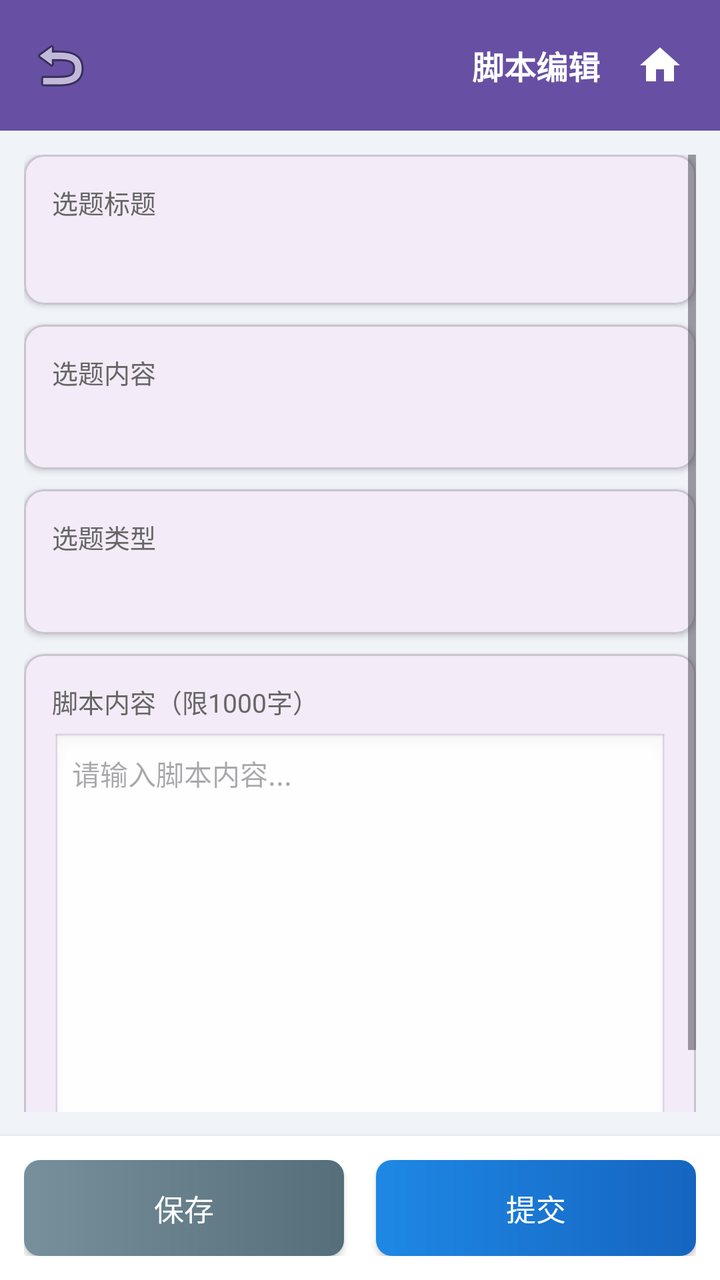
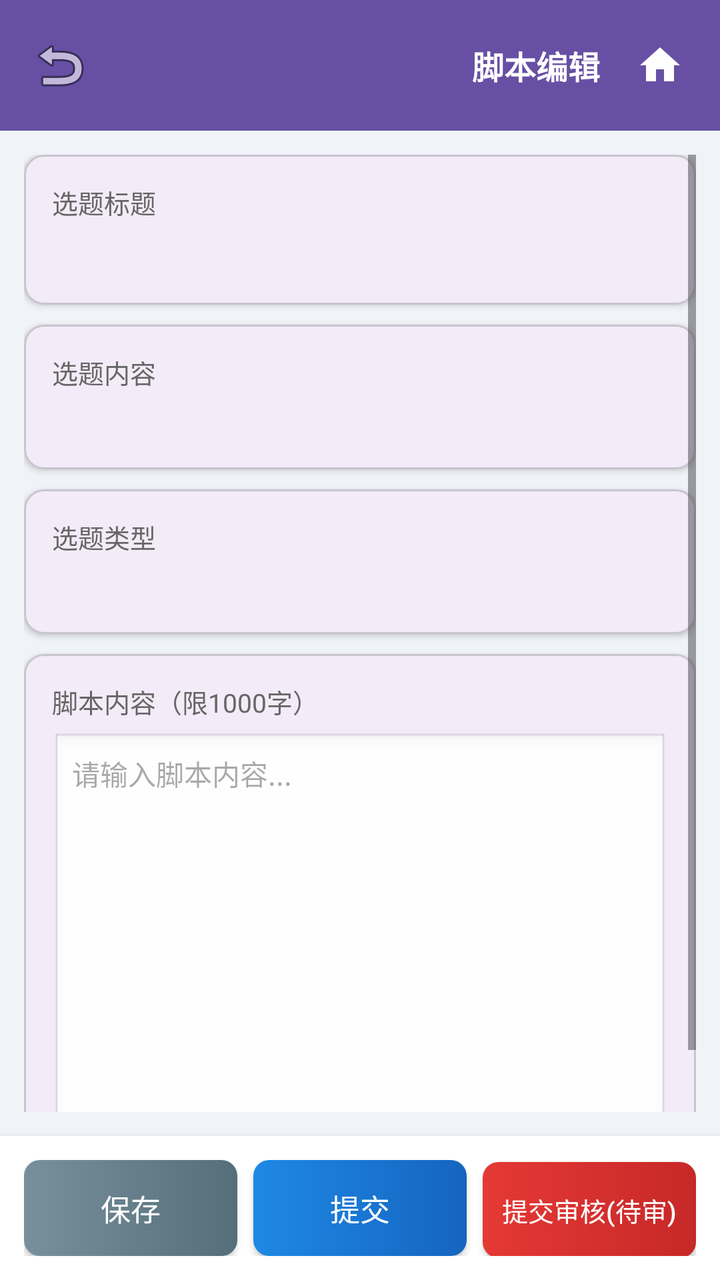

Screens rendered from an Android XML layout before and after an edit, with the pre-edit source and the edit as a unified diff.
<!-- AndroidManifest.xml: application theme Theme.TaxGroup -->
<!-- res/layout/activity_script_detail.xml -->
<?xml version="1.0" encoding="utf-8"?>
<LinearLayout xmlns:android="http://schemas.android.com/apk/res/android"
    xmlns:app="http://schemas.android.com/apk/res-auto"
    android:id="@+id/script_detail_root"
    android:layout_width="match_parent"
    android:layout_height="match_parent"
    android:orientation="vertical"
    android:background="#F0F4F8">

    
    <LinearLayout
        android:layout_width="match_parent"
        android:layout_height="wrap_content"
        android:orientation="horizontal"
        android:background="?attr/colorPrimary"
        android:padding="12dp"
        android:gravity="center_vertical">

        <ImageButton
            android:id="@+id/btn_back"
            android:layout_width="36dp"
            android:layout_height="36dp"
            android:background="?attr/selectableItemBackgroundBorderless"
            android:src="@android:drawable/ic_menu_revert"
            android:contentDescription="返回" />

        <LinearLayout
            android:layout_width="0dp"
            android:layout_height="wrap_content"
            android:layout_weight="1"
            android:layout_marginStart="10dp"
            android:orientation="vertical">

            <TextView
                android:id="@+id/tv_user_name"
                android:layout_width="wrap_content"
                android:layout_height="wrap_content"
                android:textSize="16sp"
                android:textColor="#FFFFFF"
                android:textStyle="bold" />

            <TextView
                android:id="@+id/tv_depart"
                android:layout_width="wrap_content"
                android:layout_height="wrap_content"
                android:textSize="13sp"
                android:textColor="#BBDEFB"
                android:layout_marginTop="2dp" />
        </LinearLayout>

        <TextView
            android:layout_width="wrap_content"
            android:layout_height="wrap_content"
            android:text="脚本编辑"
            android:textSize="16sp"
            android:textColor="#FFFFFF"
            android:textStyle="bold" />

        <ImageButton
            android:id="@+id/btn_home"
            android:layout_width="36dp"
            android:layout_height="36dp"
            android:layout_marginStart="12dp"
            android:background="?attr/selectableItemBackgroundBorderless"
            android:src="@drawable/ic_home"
            android:contentDescription="主页面"
            android:tint="#FFFFFF" />
    </LinearLayout>

    
    <ScrollView
        android:layout_width="match_parent"
        android:layout_height="0dp"
        android:layout_weight="1"
        android:padding="12dp">

        <LinearLayout
            android:layout_width="match_parent"
            android:layout_height="wrap_content"
            android:orientation="vertical">

            
            <com.google.android.material.card.MaterialCardView
                android:layout_width="match_parent"
                android:layout_height="wrap_content"
                android:layout_marginBottom="10dp"
                app:cardCornerRadius="10dp"
                app:cardElevation="2dp">

                <LinearLayout
                    android:layout_width="match_parent"
                    android:layout_height="wrap_content"
                    android:orientation="vertical"
                    android:padding="14dp">

                    <TextView
                        android:layout_width="wrap_content"
                        android:layout_height="wrap_content"
                        android:text="选题标题"
                        android:textSize="13sp"
                        android:textColor="#666666" />

                    <TextView
                        android:id="@+id/tv_com_title"
                        android:layout_width="match_parent"
                        android:layout_height="wrap_content"
                        android:layout_marginTop="6dp"
                        android:textSize="16sp"
                        android:textColor="#212121"
                        android:textStyle="bold" />
                </LinearLayout>
            </com.google.android.material.card.MaterialCardView>

            
            <com.google.android.material.card.MaterialCardView
                android:layout_width="match_parent"
                android:layout_height="wrap_content"
                android:layout_marginBottom="10dp"
                app:cardCornerRadius="10dp"
                app:cardElevation="2dp">

                <LinearLayout
                    android:layout_width="match_parent"
                    android:layout_height="wrap_content"
                    android:orientation="vertical"
                    android:padding="14dp">

                    <TextView
                        android:layout_width="wrap_content"
                        android:layout_height="wrap_content"
                        android:text="选题内容"
                        android:textSize="13sp"
                        android:textColor="#666666" />

                    <TextView
                        android:id="@+id/tv_com_summary"
                        android:layout_width="match_parent"
                        android:layout_height="wrap_content"
                        android:layout_marginTop="6dp"
                        android:textSize="14sp"
                        android:textColor="#424242"
                        android:lineSpacingMultiplier="1.3" />
                </LinearLayout>
            </com.google.android.material.card.MaterialCardView>

            
            <com.google.android.material.card.MaterialCardView
                android:layout_width="match_parent"
                android:layout_height="wrap_content"
                android:layout_marginBottom="10dp"
                app:cardCornerRadius="10dp"
                app:cardElevation="2dp">

                <LinearLayout
                    android:layout_width="match_parent"
                    android:layout_height="wrap_content"
                    android:orientation="vertical"
                    android:padding="14dp">

                    <TextView
                        android:layout_width="wrap_content"
                        android:layout_height="wrap_content"
                        android:text="选题类型"
                        android:textSize="13sp"
                        android:textColor="#666666" />

                    <TextView
                        android:id="@+id/tv_type_name"
                        android:layout_width="match_parent"
                        android:layout_height="wrap_content"
                        android:layout_marginTop="6dp"
                        android:textSize="14sp"
                        android:textColor="#1976D2"
                        android:textStyle="bold" />
                </LinearLayout>
            </com.google.android.material.card.MaterialCardView>

            
            <com.google.android.material.card.MaterialCardView
                android:layout_width="match_parent"
                android:layout_height="wrap_content"
                app:cardCornerRadius="10dp"
                app:cardElevation="2dp">

                <LinearLayout
                    android:layout_width="match_parent"
                    android:layout_height="wrap_content"
                    android:orientation="vertical"
                    android:padding="14dp">

                    <TextView
                        android:layout_width="wrap_content"
                        android:layout_height="wrap_content"
                        android:text="脚本内容（限1000字）"
                        android:textSize="13sp"
                        android:textColor="#666666" />

                    <EditText
                        android:id="@+id/et_script"
                        android:layout_width="match_parent"
                        android:layout_height="wrap_content"
                        android:layout_marginTop="6dp"
                        android:minHeight="200dp"
                        android:gravity="top|start"
                        android:hint="请输入脚本内容..."
                        android:textSize="14sp"
                        android:textColor="#212121"
                        android:background="@android:drawable/edit_text"
                        android:padding="10dp"
                        android:maxLength="1000" />

                    <TextView
                        android:id="@+id/tv_char_count"
                        android:layout_width="wrap_content"
                        android:layout_height="wrap_content"
                        android:layout_marginTop="6dp"
                        android:text="0/1000"
                        android:textSize="12sp"
                        android:textColor="#999999"
                        android:layout_gravity="end" />
                </LinearLayout>
            </com.google.android.material.card.MaterialCardView>

        </LinearLayout>
    </ScrollView>

    
    <LinearLayout
        android:layout_width="match_parent"
        android:layout_height="wrap_content"
        android:orientation="horizontal"
        android:padding="12dp"
        android:background="#FFFFFF"
        android:elevation="4dp">

        <Button
            android:id="@+id/btn_save"
            android:layout_width="0dp"
            android:layout_height="48dp"
            android:layout_weight="1"
            android:layout_marginEnd="8dp"
            android:text="保存"
            android:textSize="15sp"
            android:textColor="#FFFFFF"
            android:background="@drawable/bg_topic_btn_gray" />

        <Button
            android:id="@+id/btn_submit"
            android:layout_width="0dp"
            android:layout_height="48dp"
            android:layout_weight="1"
            android:layout_marginStart="8dp"
            android:text="提交"
            android:textSize="15sp"
            android:textColor="#FFFFFF"
            android:background="@drawable/bg_topic_btn_blue" />
    </LinearLayout>

    
    <ProgressBar
        android:id="@+id/progress_bar"
        android:layout_width="wrap_content"
        android:layout_height="wrap_content"
        android:layout_gravity="center"
        android:visibility="gone" />

</LinearLayout>
<!-- resources referenced by this layout -->
<resources>
  <!-- drawable bg_topic_btn_blue (drawable) -->
  <?xml version="1.0" encoding="utf-8"?>
  <shape xmlns:android="http://schemas.android.com/apk/res/android"
      android:shape="rectangle">
      <gradient android:startColor="#1E88E5" android:endColor="#1565C0" android:angle="0" />
      <corners android:radius="8dp" />
  </shape>
  <!-- drawable bg_topic_btn_gray (drawable) -->
  <?xml version="1.0" encoding="utf-8"?>
  <shape xmlns:android="http://schemas.android.com/apk/res/android"
      android:shape="rectangle">
      <gradient android:startColor="#78909C" android:endColor="#546E7A" android:angle="0" />
      <corners android:radius="8dp" />
  </shape>
  <!-- drawable ic_home (drawable) -->
  <?xml version="1.0" encoding="utf-8"?>
  <vector xmlns:android="http://schemas.android.com/apk/res/android"
      android:width="24dp"
      android:height="24dp"
      android:viewportWidth="24"
      android:viewportHeight="24"
      android:tint="#FFFFFF">
      <path
          android:fillColor="@android:color/white"
          android:pathData="M10,20v-6h4v6h5v-8h3L12,3 2,12h3v8z" />
  </vector>
  <style name="Theme.TaxGroup" parent="Base.Theme.TaxGroup" />
  <style name="Base.Theme.TaxGroup" parent="Theme.Material3.DayNight.NoActionBar">
          
          
      </style>
</resources>

<!-- the commit's change to res/layout/activity_script_detail.xml (unified diff, before → after) -->
@@ -249,11 +249,21 @@
             android:layout_width="0dp"
             android:layout_height="48dp"
             android:layout_weight="1"
-            android:layout_marginStart="8dp"
+            android:layout_marginEnd="8dp"
             android:text="提交"
             android:textSize="15sp"
             android:textColor="#FFFFFF"
             android:background="@drawable/bg_topic_btn_blue" />
+
+        <Button
+            android:id="@+id/btn_audit"
+            android:layout_width="0dp"
+            android:layout_height="48dp"
+            android:layout_weight="1"
+            android:text="提交审核(待审)"
+            android:textSize="13sp"
+            android:textColor="#FFFFFF"
+            android:background="@drawable/bg_topic_btn_red" />
     </LinearLayout>
 
     
<!-- resource entries referenced after the edit -->
@@ -12,6 +12,13 @@
   <shape xmlns:android="http://schemas.android.com/apk/res/android"
       android:shape="rectangle">
       <gradient android:startColor="#78909C" android:endColor="#546E7A" android:angle="0" />
+      <corners android:radius="8dp" />
+  </shape>
+  <!-- drawable bg_topic_btn_red (drawable) -->
+  <?xml version="1.0" encoding="utf-8"?>
+  <shape xmlns:android="http://schemas.android.com/apk/res/android"
+      android:shape="rectangle">
+      <gradient android:startColor="#E53935" android:endColor="#C62828" android:angle="0" />
       <corners android:radius="8dp" />
   </shape>
   <!-- drawable ic_home (drawable) -->
